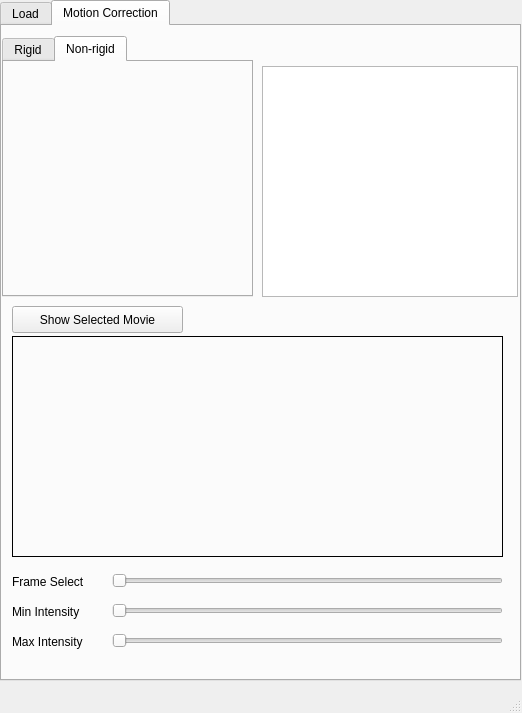
Above: main.ui from catubc/caiman_gui before the change. Below: the same form after it.
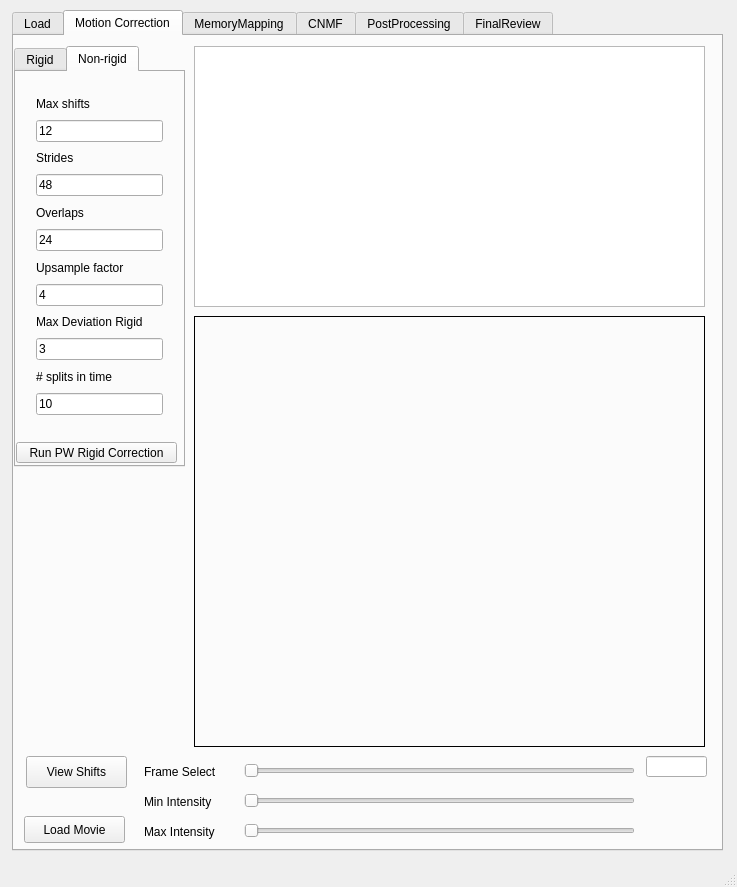
That is the form after the change. The open tabs and pages were chosen to show the change.

Commit message: added motion correction and advaced dGUI design

Patch:
```diff
--- a/main.ui
+++ b/main.ui
@@ -6,8 +6,8 @@
    <rect>
     <x>0</x>
     <y>0</y>
-    <width>522</width>
-    <height>713</height>
+    <width>737</width>
+    <height>887</height>
    </rect>
   </property>
   <property name="windowTitle">
@@ -17,10 +17,10 @@
    <widget class="QTabWidget" name="tabsWidget">
     <property name="geometry">
      <rect>
-      <x>0</x>
-      <y>0</y>
-      <width>521</width>
-      <height>681</height>
+      <x>12</x>
+      <y>10</y>
+      <width>711</width>
+      <height>841</height>
      </rect>
     </property>
     <property name="currentIndex">
@@ -222,22 +222,22 @@
       <property name="geometry">
        <rect>
         <x>10</x>
-        <y>280</y>
-        <width>171</width>
+        <y>780</y>
+        <width>101</width>
         <height>27</height>
        </rect>
       </property>
       <property name="text">
-       <string>Show Selected Movie</string>
+       <string>Load Movie</string>
       </property>
      </widget>
      <widget class="QLabel" name="motionScreen">
       <property name="geometry">
        <rect>
-        <x>10</x>
-        <y>310</y>
-        <width>491</width>
-        <height>221</height>
+        <x>180</x>
+        <y>280</y>
+        <width>511</width>
+        <height>431</height>
        </rect>
       </property>
       <property name="frameShape">
@@ -253,8 +253,8 @@
       </property>
       <property name="geometry">
        <rect>
-        <x>110</x>
-        <y>540</y>
+        <x>230</x>
+        <y>720</y>
         <width>391</width>
         <height>29</height>
        </rect>
@@ -274,8 +274,8 @@
        <rect>
         <x>0</x>
         <y>10</y>
-        <width>251</width>
-        <height>261</height>
+        <width>171</width>
+        <height>421</height>
        </rect>
       </property>
       <property name="currentIndex">
@@ -303,23 +303,132 @@
        <attribute name="title">
         <string>Non-rigid</string>
        </attribute>
+       <widget class="QPushButton" name="motionRunPWRigid">
+        <property name="geometry">
+         <rect>
+          <x>0</x>
+          <y>370</y>
+          <width>161</width>
+          <height>21</height>
+         </rect>
+        </property>
+        <property name="text">
+         <string>Run PW Rigid Correction</string>
+        </property>
+       </widget>
+       <widget class="QWidget" name="">
+        <property name="geometry">
+         <rect>
+          <x>20</x>
+          <y>21</y>
+          <width>127</width>
+          <height>322</height>
+         </rect>
+        </property>
+        <layout class="QVBoxLayout" name="verticalLayout_2">
+         <item>
+          <widget class="QLabel" name="label_23">
+           <property name="text">
+            <string>Max shifts</string>
+           </property>
+          </widget>
+         </item>
+         <item>
+          <widget class="QLineEdit" name="motionPWRigidLineEditMaxShifts">
+           <property name="text">
+            <string>12</string>
+           </property>
+          </widget>
+         </item>
+         <item>
+          <widget class="QLabel" name="label_26">
+           <property name="text">
+            <string>Strides</string>
+           </property>
+          </widget>
+         </item>
+         <item>
+          <widget class="QLineEdit" name="motionPWRigidLineEditStrides">
+           <property name="text">
+            <string>48</string>
+           </property>
+          </widget>
+         </item>
+         <item>
+          <widget class="QLabel" name="label_25">
+           <property name="text">
+            <string>Overlaps</string>
+           </property>
+          </widget>
+         </item>
+         <item>
+          <widget class="QLineEdit" name="motionPWRigidLineEditOverlap">
+           <property name="text">
+            <string>24</string>
+           </property>
+          </widget>
+         </item>
+         <item>
+          <widget class="QLabel" name="label_27">
+           <property name="text">
+            <string>Upsample factor</string>
+           </property>
+          </widget>
+         </item>
+         <item>
+          <widget class="QLineEdit" name="motionPWRigidLineEditUpFactor">
+           <property name="text">
+            <string>4</string>
+           </property>
+          </widget>
+         </item>
+         <item>
+          <widget class="QLabel" name="label_28">
+           <property name="text">
+            <string>Max Deviation Rigid</string>
+           </property>
+          </widget>
+         </item>
+         <item>
+          <widget class="QLineEdit" name="motionPWRigidLineEditMaxDevRigid">
+           <property name="text">
+            <string>3</string>
+           </property>
+          </widget>
+         </item>
+         <item>
+          <widget class="QLabel" name="label_24">
+           <property name="text">
+            <string># splits in time</string>
+           </property>
+          </widget>
+         </item>
+         <item>
+          <widget class="QLineEdit" name="motionPWRigidLineEditSplits">
+           <property name="text">
+            <string>10</string>
+           </property>
+          </widget>
+         </item>
+        </layout>
+       </widget>
       </widget>
      </widget>
      <widget class="QListWidget" name="motionList">
       <property name="geometry">
        <rect>
-        <x>260</x>
-        <y>40</y>
-        <width>256</width>
-        <height>231</height>
+        <x>180</x>
+        <y>10</y>
+        <width>511</width>
+        <height>261</height>
        </rect>
       </property>
      </widget>
      <widget class="QSlider" name="motionSliderMinIntensity">
       <property name="geometry">
        <rect>
-        <x>110</x>
-        <y>570</y>
+        <x>230</x>
+        <y>750</y>
         <width>391</width>
         <height>29</height>
        </rect>
@@ -331,8 +440,8 @@
      <widget class="QSlider" name="motionSliderMaxIntensity">
       <property name="geometry">
        <rect>
-        <x>110</x>
-        <y>600</y>
+        <x>230</x>
+        <y>780</y>
         <width>391</width>
         <height>29</height>
        </rect>
@@ -344,8 +453,8 @@
      <widget class="QLabel" name="label_5">
       <property name="geometry">
        <rect>
-        <x>10</x>
-        <y>540</y>
+        <x>130</x>
+        <y>720</y>
         <width>101</width>
         <height>31</height>
        </rect>
@@ -357,8 +466,8 @@
      <widget class="QLabel" name="label_6">
       <property name="geometry">
        <rect>
-        <x>10</x>
-        <y>570</y>
+        <x>130</x>
+        <y>750</y>
         <width>101</width>
         <height>31</height>
        </rect>
@@ -370,8 +479,8 @@
      <widget class="QLabel" name="label_7">
       <property name="geometry">
        <rect>
-        <x>10</x>
-        <y>600</y>
+        <x>130</x>
+        <y>780</y>
         <width>101</width>
         <height>31</height>
        </rect>
@@ -380,6 +489,49 @@
        <string>Max Intensity</string>
       </property>
      </widget>
+     <widget class="QLineEdit" name="lineEdit">
+      <property name="geometry">
+       <rect>
+        <x>632</x>
+        <y>720</y>
+        <width>61</width>
+        <height>21</height>
+       </rect>
+      </property>
+     </widget>
+     <widget class="QPushButton" name="motionButtonViewShift">
+      <property name="geometry">
+       <rect>
+        <x>12</x>
+        <y>720</y>
+        <width>101</width>
+        <height>32</height>
+       </rect>
+      </property>
+      <property name="text">
+       <string>View Shifts</string>
+      </property>
+     </widget>
+    </widget>
+    <widget class="QWidget" name="tab_mmap">
+     <attribute name="title">
+      <string>MemoryMapping</string>
+     </attribute>
+    </widget>
+    <widget class="QWidget" name="tab_cnmf">
+     <attribute name="title">
+      <string>CNMF</string>
+     </attribute>
+    </widget>
+    <widget class="QWidget" name="tab_pp">
+     <attribute name="title">
+      <string>PostProcessing</string>
+     </attribute>
+    </widget>
+    <widget class="QWidget" name="tab_finrev">
+     <attribute name="title">
+      <string>FinalReview</string>
+     </attribute>
     </widget>
    </widget>
   </widget>
```
Left out of the diff: 248 changed lines with no effect on the pictures. The commit also changes 1 other file.
